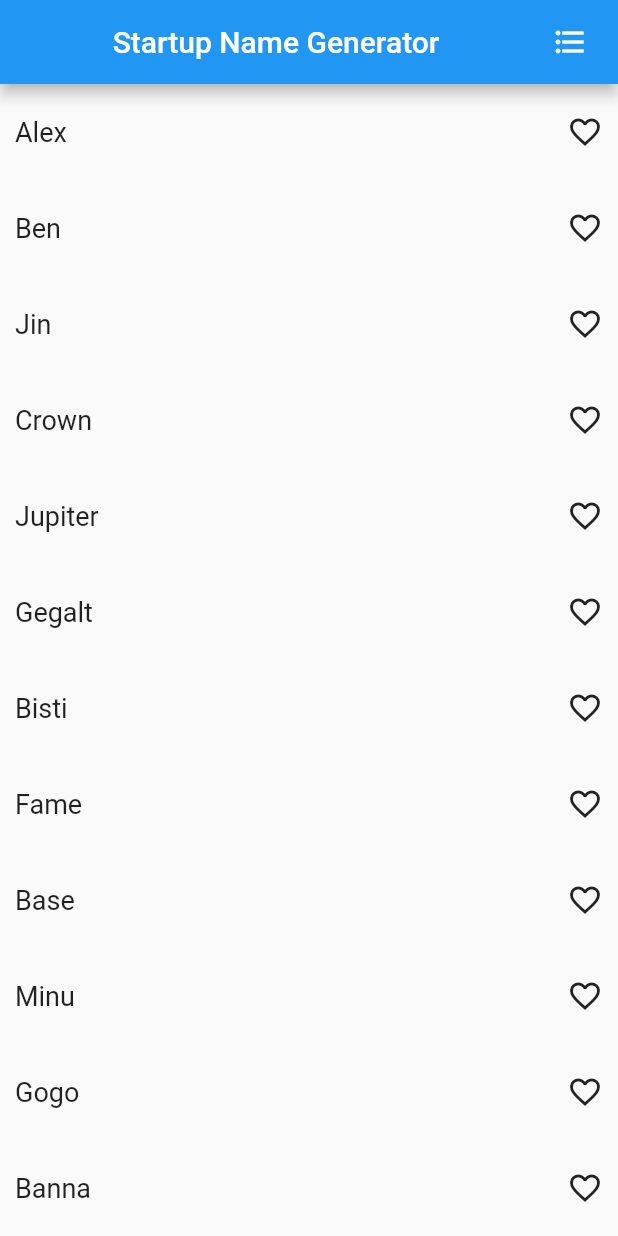
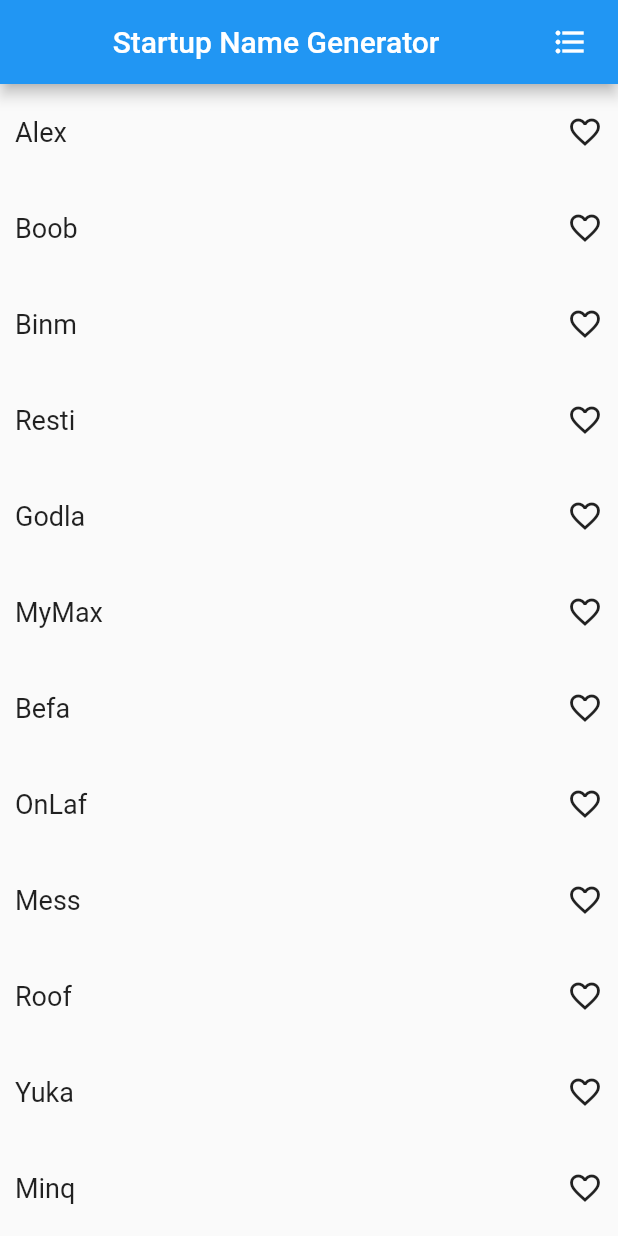
Before and after one commit to linhkhoi-huynh-goldenowl/first-flutter-app, a Flutter app: the screen it shows after launch, on a phone screen of 412 x 824 dp. Run offline on Flutter 3.47's test engine with Material 2 defaults, Android fonts, the phone set to English and light mode, and no system bars.

Commit message:
Sua lai favorite

```diff
--- a/my_app/lib/main.dart
+++ b/my_app/lib/main.dart
@@ -1,6 +1,8 @@
 import 'package:flutter/material.dart';
 import 'package:my_app/screens/favorite_screen.dart';
 import 'package:my_app/widgets/info_item.dart';
+
+import 'utils/favorites.dart';
 
 void main() {
   runApp(const MyApp());
@@ -17,6 +19,7 @@ class MyApp extends StatelessWidget {
         primarySwatch: Colors.blue,
       ),
       home: const MyHomePage(title: 'Startup Name Generator'),
+      routes: {FavoriteScreen.routeName: (context) => FavoriteScreen()},
     );
   }
 }
@@ -32,6 +35,7 @@ class MyHomePage extends StatefulWidget {
 
 class _MyHomePageState extends State<MyHomePage> {
   IconData heart = Icons.favorite_outline;
+  Favorite favs = Favorite();
 
   @override
   Widget build(BuildContext context) {
@@ -40,34 +44,31 @@ class _MyHomePageState extends State<MyHomePage> {
           title: Center(child: Text(widget.title)),
           actions: [
             Padding(
-                padding: EdgeInsets.only(right: 20.0),
+                padding: const EdgeInsets.only(right: 20.0),
                 child: GestureDetector(
                   onTap: () {
-                    Navigator.push(
-                        context,
-                        MaterialPageRoute(
-                            builder: (context) => const FavoriteScreen()));
+                    Navigator.pushNamed(context, FavoriteScreen.routeName,
+                        arguments: favs);
                   },
-                  child: Icon(Icons.format_list_bulleted),
+                  child: const Icon(Icons.format_list_bulleted),
                 )),
           ],
         ),
         body: ListView(
-          children: const [
-            InfoItem(name: "Alex", asFavs: false),
-            InfoItem(name: "Ben", asFavs: false),
-            InfoItem(name: "Jin", asFavs: false),
-            InfoItem(name: "Crown", asFavs: false),
-            InfoItem(name: "Jupiter", asFavs: false),
-            InfoItem(name: "Gegalt", asFavs: false),
-            InfoItem(name: "Bisti", asFavs: false),
-            InfoItem(name: "Fame", asFavs: false),
-            InfoItem(name: "Base", asFavs: false),
-            InfoItem(name: "Minu", asFavs: false),
-            InfoItem(name: "Gogo", asFavs: false),
-            InfoItem(name: "Banna", asFavs: false),
-            InfoItem(name: "Appp", asFavs: false),
-            InfoItem(name: "Uber", asFavs: false),
+          children: [
+            InfoItem(name: "Alex", asFavs: false, favorite: favs),
+            InfoItem(name: "Boob", asFavs: false, favorite: favs),
+            InfoItem(name: "Binm", asFavs: false, favorite: favs),
+            InfoItem(name: "Resti", asFavs: false, favorite: favs),
+            InfoItem(name: "Godla", asFavs: false, favorite: favs),
+            InfoItem(name: "MyMax", asFavs: false, favorite: favs),
+            InfoItem(name: "Befa", asFavs: false, favorite: favs),
+            InfoItem(name: "OnLaf", asFavs: false, favorite: favs),
+            InfoItem(name: "Mess", asFavs: false, favorite: favs),
+            InfoItem(name: "Roof", asFavs: false, favorite: favs),
+            InfoItem(name: "Yuka", asFavs: false, favorite: favs),
+            InfoItem(name: "Minq", asFavs: false, favorite: favs),
+            InfoItem(name: "Fu", asFavs: false, favorite: favs),
           ],
         ));
   }
--- a/my_app/lib/utils/favorites.dart
+++ b/my_app/lib/utils/favorites.dart
@@ -1,11 +1,19 @@
 class Favorite {
-  static List favs = <String>[];
+  List favs = <String>[];
 
-  static void addFavorite(String name) {
+  int getFavoriteCount() {
+    return favs.length;
+  }
+
+  addFavorite(String name) {
     if (favs.contains(name)) {
       favs.remove(name);
     } else {
       favs.add(name);
     }
   }
+
+  String getFavoriteItem(int index) {
+    return favs[index];
+  }
 }
--- a/my_app/lib/widgets/info_item.dart
+++ b/my_app/lib/widgets/info_item.dart
@@ -1,10 +1,17 @@
+import 'dart:ffi';
+
 import 'package:flutter/material.dart';
 import 'package:my_app/utils/favorites.dart';
 
 class InfoItem extends StatefulWidget {
   final String name;
+  final Favorite favorite;
   final bool asFavs;
-  const InfoItem({Key? key, required this.name, required this.asFavs})
+  const InfoItem(
+      {Key? key,
+      required this.name,
+      required this.asFavs,
+      required this.favorite})
       : super(key: key);
 
   @override
@@ -30,7 +37,7 @@ class _InfoItemState extends State<InfoItem> {
                 onTap: () {
                   setState(() {
                     isRed = !isRed;
-                    Favorite.addFavorite(widget.name);
+                    widget.favorite.addFavorite(widget.name);
                   });
                 },
                 child: Icon(isRed ? Icons.favorite : Icons.favorite_outline,
```
Also changed, not shown: my_app/lib/screens/favorite_screen.dart (+14 -13 lines).
